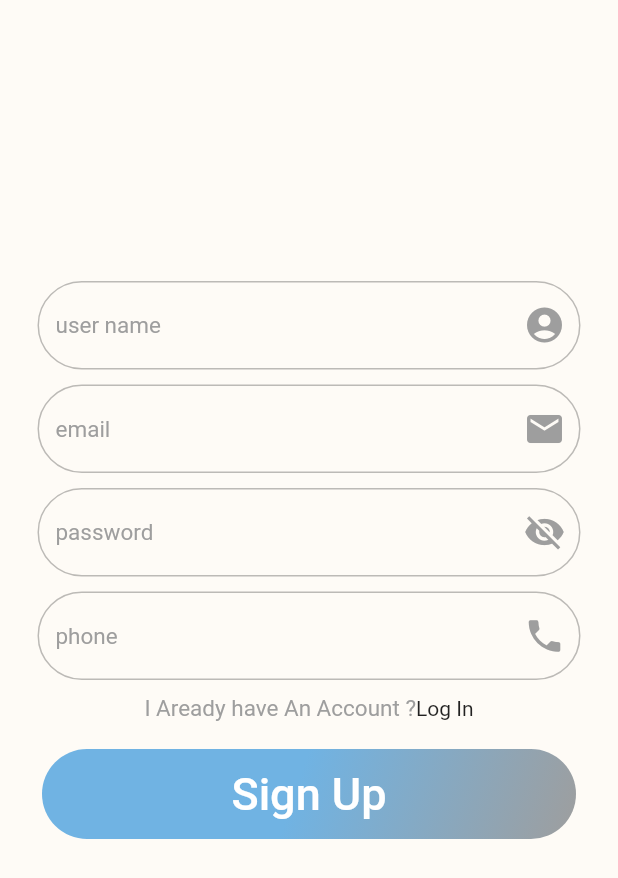
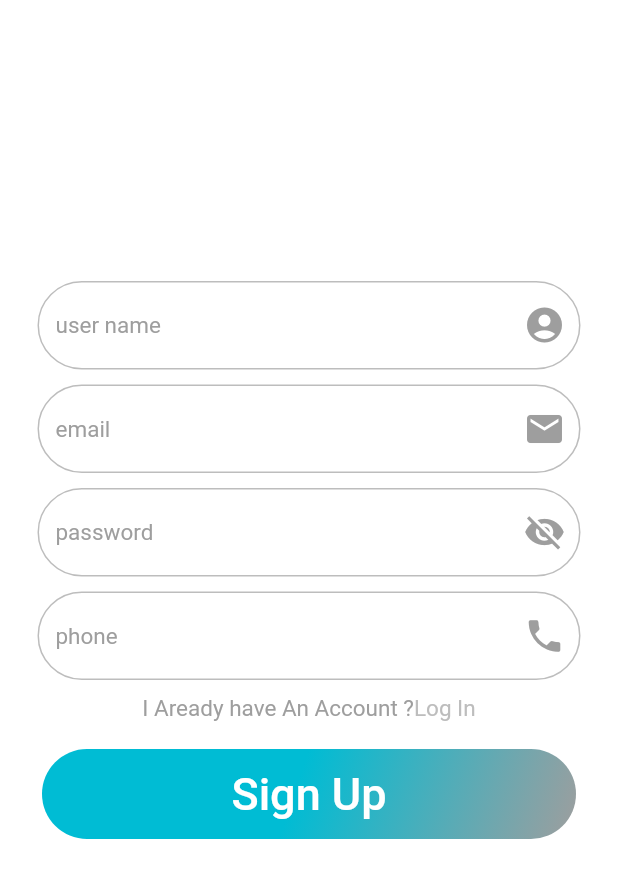
Before and after one commit to Shorouk335/Top_Care, a Flutter app: the SignUp screen opened by its route, on a phone screen of 412 x 824 dp. Shown: the top 878 px of the screen. Run offline on Flutter 3.47's test engine with Material 2 defaults, Android fonts, the phone set to English and light mode, and no system bars; our stand-ins replace animated_text_kit, awesome_dialog, firebase_auth, firebase_core, lottie, smooth_page_indicator; accounts and stored records are empty.

Commit message:
first app

```diff
--- a/lib/Components/AwesomDialog.dart
+++ b/lib/Components/AwesomDialog.dart
@@ -11,7 +11,7 @@ Future<dynamic> ShowDialog(context, {String? img, String? txt, String? type}) {
         Image.asset(img!, width: 250),
         Text(
           "$txt",
-          style: txtStyle(blueColor, 20.0, false, ""),
+          style: txtStyle(CyneColordark, 20.0, false),
         ),
         SizedBox(
           height: 50,
--- a/lib/Components/TextFormWidget.dart
+++ b/lib/Components/TextFormWidget.dart
@@ -15,7 +15,7 @@ Widget TextFormWidget(
       controller: controller,
       // لاخفاء واظهار النص
       obscureText: password!,
-      cursorColor: blueColor,
+      cursorColor: CyneColordark,
       validator: (value) {
         if (value!.isEmpty)
           return "$txt can't be empty";
@@ -25,7 +25,7 @@ Widget TextFormWidget(
       decoration: InputDecoration(
 //استايل الكلام الخفي
         hintText: "$txt",
-        hintStyle: txtStyle(Colors.grey, 15.0, false, ""),
+        hintStyle: txtStyle(Colors.grey, 15.0, false),
 // الايكون الي في الاخر
         suffixIcon: (password)
             ? InkWell(
--- a/lib/Constant/Color.dart
+++ b/lib/Constant/Color.dart
@@ -1,6 +1,7 @@
 import 'package:flutter/material.dart';
 
-Color CyneColor = Color(0xFF00BCD4);
+Color CyneColordark = Color(0xFF00BCD4);
+Color CyneColorLight = Color(0xffB2EBF2);
+Color GrayColorLight =Colors.grey.shade400;
+Color blueColorLight =Color(0xff4DD0E1);
 Color purpleColor = Color(0xFf7F5283);
-Color blueColor = Color(0xFF70B3E3);
-Color whiteColor = Color(0xFFFEFBF6);
--- a/lib/Screens/Log_in.dart
+++ b/lib/Screens/Log_in.dart
@@ -57,7 +57,7 @@ class _LogInState extends State<LogIn> {
                   children: [
                     Text(
                       "Don't have An Account ?",
-                      style: txtStyle(Colors.grey, 15.0 ,false ,""),
+                      style: txtStyle(Colors.grey, 15.0 ,false ),
                     ),
                     InkWell(
                       onTap: () {
@@ -86,7 +86,7 @@ class _LogInState extends State<LogIn> {
                       height: 60,
                       decoration: BoxDecoration(
                           gradient: LinearGradient(
-                              colors: [Colors.grey, blueColor],
+                              colors: [Colors.grey, CyneColordark],
                               begin: Alignment.bottomRight,
                               end: Alignment.topCenter),
                           borderRadius: BorderRadius.circular(3030),
@@ -94,7 +94,7 @@ class _LogInState extends State<LogIn> {
                       child: Center(
                           child: Text(
                         "Log In",
-                        style: txtStyle(Colors.white, 30.0 ,false , ""),
+                        style: txtStyle(Colors.white, 30.0 ,false ),
                       )),
                     )),
                 SizedBox(
--- a/lib/Screens/Sign_up.dart
+++ b/lib/Screens/Sign_up.dart
@@ -51,7 +51,7 @@ class _SignUpState extends State<SignUp> {
                     Row(
                       mainAxisAlignment: MainAxisAlignment.center,
                       children: [
-                        Text("I Aready have An Account ?",style: txtStyle(Colors.grey, 15.0, false ,""),),
+                        Text("I Aready have An Account ?",style: txtStyle(Colors.grey, 15.0, false ),),
                         InkWell(
                           onTap:(){
                             Navigator.pushReplacement(context,
@@ -77,7 +77,7 @@ class _SignUpState extends State<SignUp> {
 
                           decoration: BoxDecoration(
                               gradient: LinearGradient(
-                                  colors: [Colors.grey ,blueColor],
+                                  colors: [Colors.grey ,CyneColordark],
                                   begin: Alignment.bottomRight,
                                   end: Alignment.topCenter
                               ),
@@ -85,7 +85,7 @@ class _SignUpState extends State<SignUp> {
                               color: purpleColor
                           ),
                           child: Center(
-                              child: Text("Sign Up",style: txtStyle(Colors.white, 30.0, false ,""),)
+                              child: Text("Sign Up",style: txtStyle(Colors.white, 30.0, false ),)
 
                           ),
                         )),
--- a/lib/Style/style.dart
+++ b/lib/Style/style.dart
@@ -1,12 +1,11 @@
 
  import 'package:flutter/material.dart';
 
-TextStyle txtStyle (Color? color ,var size , bool weight ,String family){
+TextStyle txtStyle (Color color ,var doublesize , bool weight){
   return TextStyle(
     color: color ,
-    fontSize: size ,
+    fontSize: doublesize ,
     fontWeight: (weight)? FontWeight.bold : null ,
     decoration: TextDecoration.none,
-    fontFamily: (family.isNotEmpty) ? family : null,
   );
  }
--- a/lib/Style/theme.dart
+++ b/lib/Style/theme.dart
@@ -1,7 +1,12 @@
 import 'package:flutter/material.dart';
 import 'package:top_care_graduation_project/Constant/Color.dart';
+import 'package:top_care_graduation_project/Style/style.dart';
 
  ThemeData LightApp= ThemeData(
+  scaffoldBackgroundColor: Colors.white,
+  textTheme: TextTheme(
+   bodyText1: txtStyle(Colors.black, 30.0, true),
+   bodyText2: txtStyle(GrayColorLight, 15.0, false),
+  ),
 
-  scaffoldBackgroundColor: whiteColor,
 );
--- a/lib/main.dart
+++ b/lib/main.dart
@@ -39,9 +39,10 @@ class MyApp extends StatelessWidget {
   Widget build(BuildContext context) {
     SystemChrome.setSystemUIOverlayStyle(SystemUiOverlayStyle(
         statusBarColor: Colors.transparent ,
-    statusBarIconBrightness: Brightness.dark
+        statusBarIconBrightness: Brightness.dark
     ));
     return MaterialApp(
+
       debugShowCheckedModeBanner: false,
       initialRoute: SplachScreen ,
       //(IsLogin== true)? HomeScreen : SplachScreen ,
--- a/pubspec.yaml
+++ b/pubspec.yaml
@@ -38,6 +38,7 @@ dependencies:
   cupertino_icons: ^1.0.2
   lottie: ^1.4.3
   animated_text_kit: ^4.2.2
+  smooth_page_indicator: ^1.0.0+2
   awesome_dialog: ^3.0.2
   firebase_core: ^2.1.1
   firebase_auth: ^4.1.0
@@ -70,6 +71,7 @@ flutter:
   # To add assets to your application, add an assets section, like this:
   assets:
     - assets/lottie_json/
+    - assets/images/
 
   # An image asset can refer to one or more resolution-specific "variants", see
   # https://flutter.dev/assets-and-images/#resolution-aware
```
Also changed, not shown: lib/Components/PageViewItem.dart (added, +27 -0 lines), lib/Models/PageViewModel.dart (added, +9 -0 lines), lib/Screens/OnBoarding.dart (+118 -10 lines), lib/Screens/Splach.dart (+3 -4 lines), assets/images/Group of doctors.jpg (added), assets/images/ask.jpg (added), assets/images/calldoctor.webp (added), assets/images/doctor.webp (added), assets/images/lung.jpg (added), assets/images/xray.png (added), pubspec.lock.
